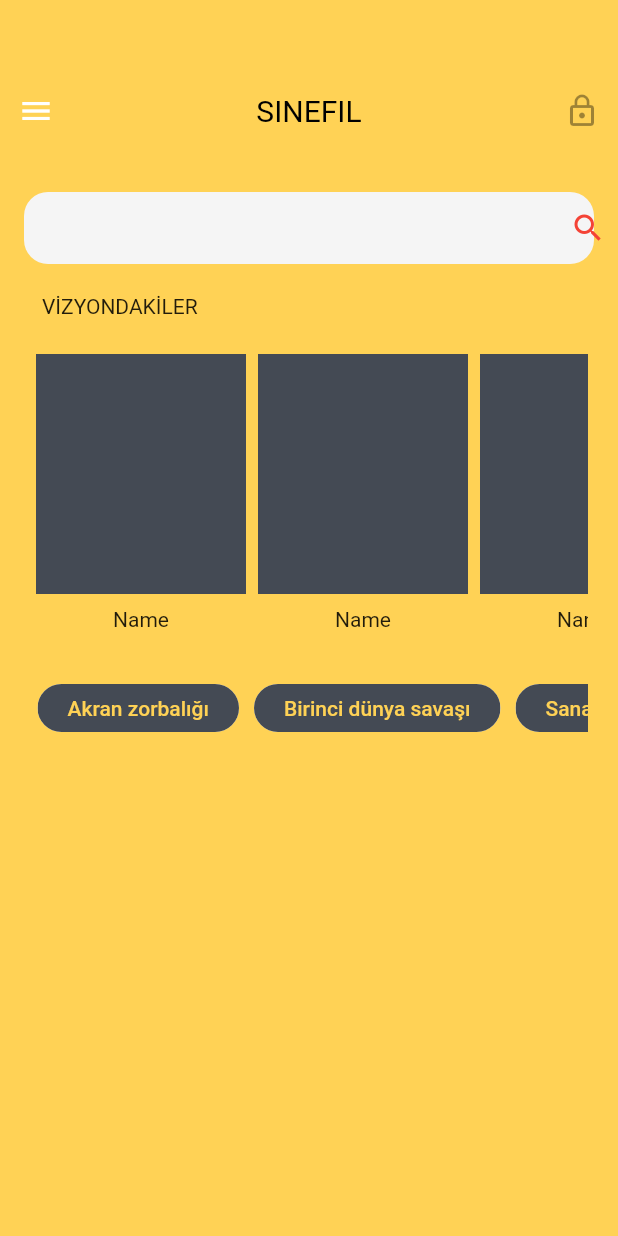
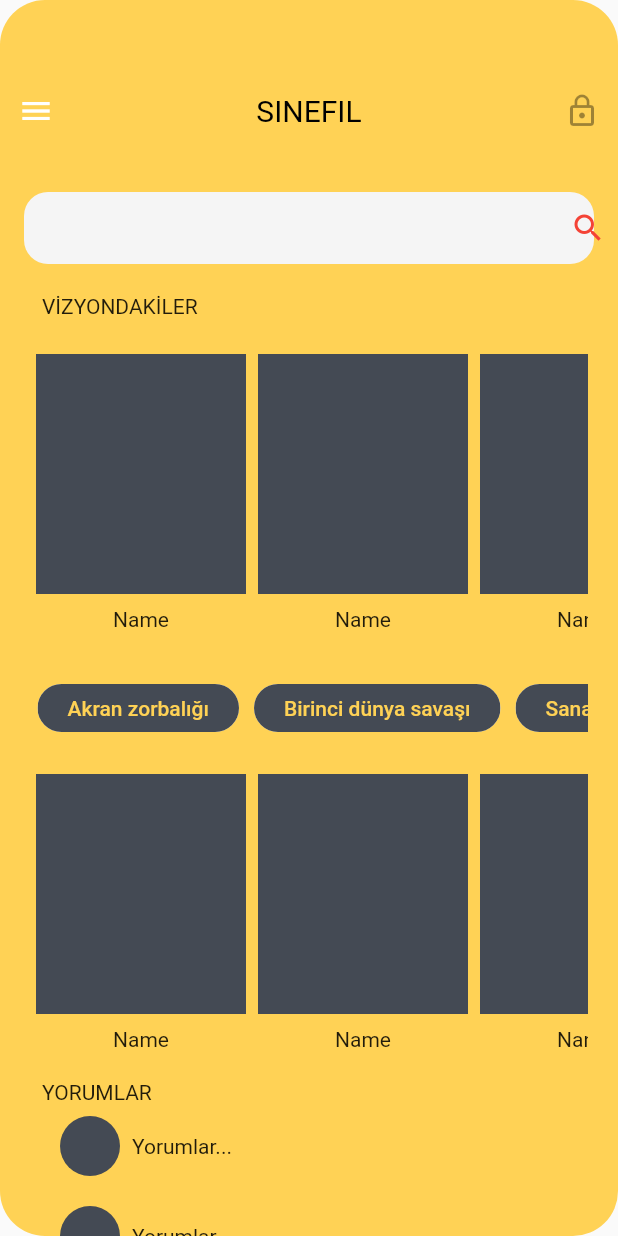
Before and after one commit to RahimCml/sine_fil_app, a Flutter app: the screen it shows after launch, on a phone screen of 412 x 824 dp. Run offline on Flutter 3.47's test engine with Material 2 defaults, Android fonts, the phone set to English and light mode, and no system bars.

Commit message:
Add category and comments to HomePage

```diff
--- a/lib/pages/home_page.dart
+++ b/lib/pages/home_page.dart
@@ -1,3 +1,4 @@
+import 'package:flutter/gestures.dart';
 import 'package:flutter/material.dart';
 import 'package:sine_fil_app/constants/color.dart';
 import 'package:sine_fil_app/pages/companents/category_component.dart';
@@ -34,7 +35,7 @@ class _HomePageState extends State<HomePage> {
     return AnimatedPositioned(
       duration: widget.duration,
       top: 0,
-      bottom: 30,
+      bottom: 0,
       left: menuOpen ? 0.2 * size.width : 0,
       right: menuOpen ? -0.4 * size.width : 0,
       child: ScaleTransition(
@@ -140,9 +141,12 @@ class _HomePageState extends State<HomePage> {
                           ),
                         ),
                       ),
+                      Column(
+                        crossAxisAlignment: CrossAxisAlignment.start,
+                        children: [
                           Padding(
-                        padding:
-                            const EdgeInsets.only(top: 20, left: 20, right: 20),
+                            padding: const EdgeInsets.only(
+                                top: 20, left: 20, right: 20),
                             child: SizedBox(
                               height: 40,
                               width: double.infinity,
@@ -160,11 +164,78 @@ class _HomePageState extends State<HomePage> {
                               ),
                             ),
                           ),
+                          Padding(
+                            padding: const EdgeInsets.only(
+                                top: 20, left: 20, right: 20),
+                            child: SizedBox(
+                              height: 200,
+                              width: double.infinity,
+                              child: ListView(
+                                  scrollDirection: Axis.horizontal,
+                                  children: const [
+                                    MovieCompanent(),
+                                    MovieCompanent(),
+                                    MovieCompanent()
+                                  ]),
+                            ),
+                          ),
+                          Padding(
+                            padding: const EdgeInsets.only(left: 20, right: 20),
+                            child: Column(
+                              crossAxisAlignment: CrossAxisAlignment.start,
+                              children: [
+                                const Padding(
+                                  padding: EdgeInsets.all(8.0),
+                                  child: Text(
+                                    'YORUMLAR',
+                                  ),
+                                ),
+                                SizedBox(
+                                  height: 100,
+                                  child: ListView.builder(
+                                    padding: const EdgeInsets.only(
+                                      left: 20,
+                                      bottom: 20,
+                                    ),
+                                    dragStartBehavior: DragStartBehavior.start,
+                                    itemCount: 3,
+                                    scrollDirection: Axis.vertical,
+                                    itemBuilder: (context, index) {
+                                      return Column(
+                                        children: [
+                                          Row(
+                                            children: const [
+                                              Align(
+                                                alignment: Alignment.bottomLeft,
+                                                child: CircleAvatar(
+                                                  backgroundColor:
+                                                      Color(0xFF444A54),
+                                                ),
+                                              ),
+                                              Padding(
+                                                padding: EdgeInsets.all(8.0),
+                                                child: Text('Yorumlar...'),
+                                              ),
+                                            ],
+                                          ),
+                                          const SizedBox(
+                                            height: 20,
+                                          )
+                                        ],
+                                      );
+                                    },
+                                  ),
+                                ),
+                              ],
+                            ),
+                          )
                         ],
                       ),
                     ],
                   ),
-              const SizedBox(height: 50),
+                ],
+              ),
+              const SizedBox(height: 10),
             ],
           ),
         ),
--- a/lib/pages/layout_page.dart
+++ b/lib/pages/layout_page.dart
@@ -22,8 +22,8 @@ class _LayoutPageState extends State<LayoutPage> with SingleTickerProviderStateM
   @override
   Widget build(BuildContext context) {
     return Scaffold(
-      body: Container(
-        color: ConstantColor.kMainColor,
+      body: SizedBox(
+        height: double.maxFinite,
         child: Stack(children: [
             DrawerPage(controller: _controller,),
             HomePage(controller: _controller, duration: duration,)
```
Lines whose indentation alone changed are shown as unchanged.
